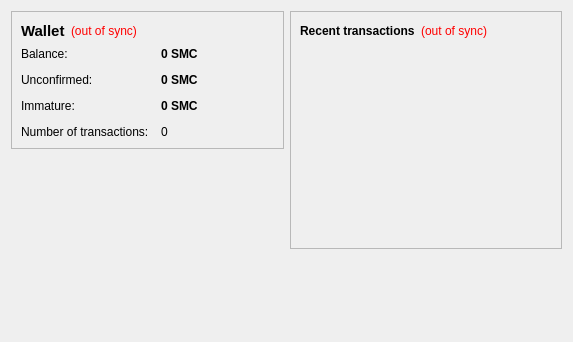
Qt form src/qt/forms/overviewpage.ui (mousecoin/mousecoin) before a commit.
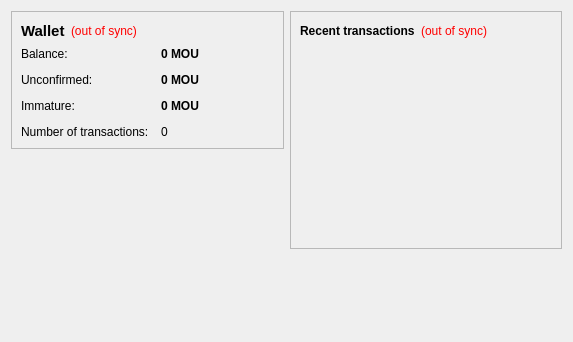
The same form after that commit.

The edit to the form file:
```diff
--- a/src/qt/forms/overviewpage.ui
+++ b/src/qt/forms/overviewpage.ui
@@ -105,7 +105,7 @@
              <string>Your current balance</string>
             </property>
             <property name="text">
-             <string notr="true">0 SMC</string>
+             <string notr="true">0 MOU</string>
             </property>
             <property name="textInteractionFlags">
              <set>Qt::LinksAccessibleByMouse|Qt::TextSelectableByKeyboard|Qt::TextSelectableByMouse</set>
@@ -134,7 +134,7 @@
              <string>Total of transactions that have yet to be confirmed, and do not yet count toward the current balance</string>
             </property>
             <property name="text">
-             <string notr="true">0 SMC</string>
+             <string notr="true">0 MOU</string>
             </property>
             <property name="textInteractionFlags">
              <set>Qt::LinksAccessibleByMouse|Qt::TextSelectableByKeyboard|Qt::TextSelectableByMouse</set>
@@ -177,7 +177,7 @@
              <string>Mined balance that has not yet matured</string>
             </property>
             <property name="text">
-             <string notr="true">0 SMC</string>
+             <string notr="true">0 MOU</string>
             </property>
             <property name="textInteractionFlags">
              <set>Qt::LinksAccessibleByMouse|Qt::TextSelectableByKeyboard|Qt::TextSelectableByMouse</set>
```
Left out of the diff: 4 changed lines with no effect on the pictures.
